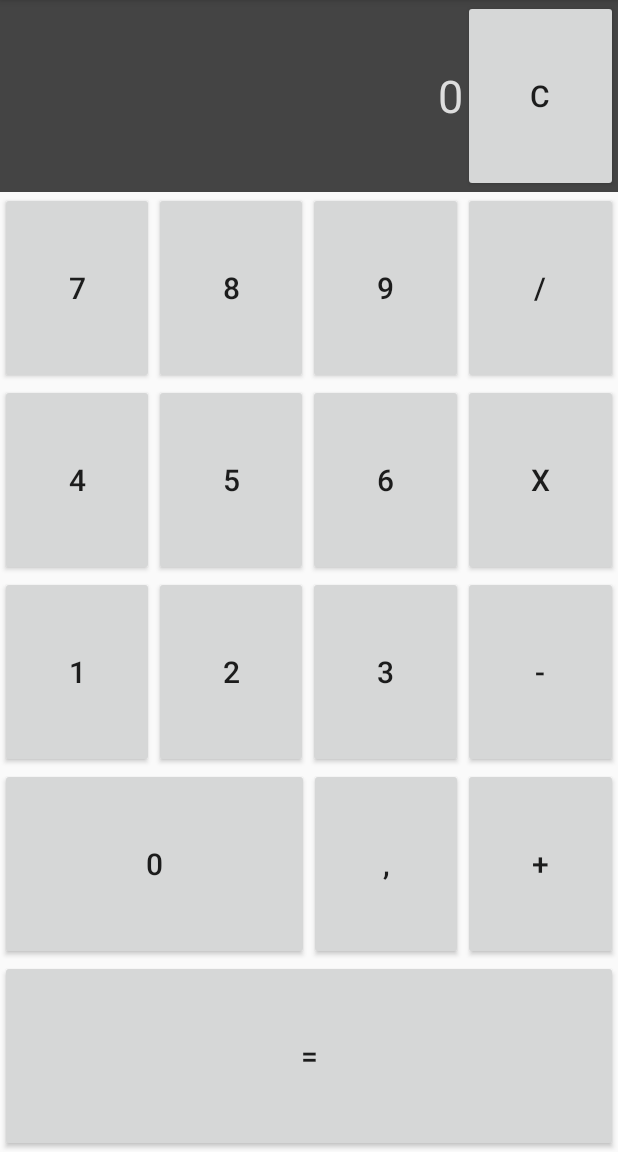
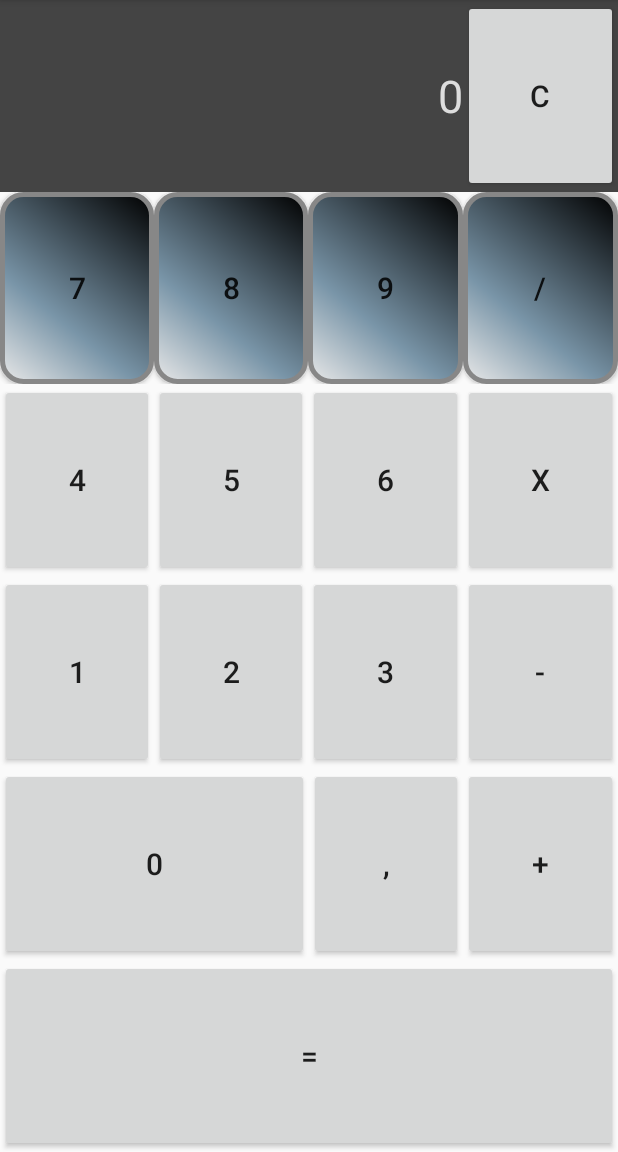
Before and after one commit to LaurentESP/FormationHB_Android_Calculator, an Android app: the screen it shows after launch (MainActivity), after a tap on an icon or button, on a phone screen of 412 x 824 dp, the part 84-1236 px from its top. Run offline under Robolectric (Android 15) with nearby library versions, the phone set to English and light mode, and no system bars.

Commit message:
Calculator Buttons change with drawer buttons

```diff
--- a/app/src/main/java/laurentesp/calculator/Calculator.java
+++ b/app/src/main/java/laurentesp/calculator/Calculator.java
@@ -8,272 +8,24 @@ import android.content.Context;
 
 public class Calculator {
 
-    // The 2 attributes valOperandX are used to keep the value of the operands in case of a change in an activity
-    private static StringBuffer valOperand1 = new StringBuffer("0");
-    private static StringBuffer valOperand2 = new StringBuffer("0");
+    static private Double returnVal = 0d;
+    static private String curOperator = "";
 
-    // The attribute operator is used to keep the value of the operator in case of a change in a activity
-    private static StringBuffer operator = new StringBuffer("");
+    public static Double getReturnVal() {
+        return returnVal;
+    }
 
-    // The attribute curOperand is used to determine during the calculation if the user is entering the first or the second calcOperand
-    private static int curOperand = 0;
+    public static void setReturnVal(Double returnVal) {
+        Calculator.returnVal = returnVal;
+    }
 
-    // This attribute is used to clear the StringBuffer for the display after the choice of an operator as soon as a new calcOperand is written
-    private static boolean showStringIn = true;
+    public static String getCurOperator() {
+        return curOperator;
+    }
 
-    // This attribute is used to determine if an operator is pending
-    private static boolean pendingOperator = false;
-
-    // Attribute used to clear the calculation after an equals if no operator chosen just after the equals
-    private static boolean equalsWaitingForNewOperator = false;
-
-    private static final String errorString = "Error cannot divide by zero";
-
-    private Context calcContext;
-
-//
-//    static String getValOutToShowtoUser(String stringIn, String stringInTextView) {
-//        StringBuffer stringBufOut = new StringBuffer("");
-//        switch (stringIn) {
-//            // The "C" button is used to clear the 2 operands and the operator
-//            case "C":
-//                clearOperator();
-//                stringBufOut.setLength(0);
-//                stringBufOut.append("0");
-//                break;
-//
-//            case "+":
-//                stringBufOut = prepareOperator(stringInTextView, "addFunction");
-//                break;
-//
-//            case "-":
-//                stringBufOut = prepareOperator(stringInTextView, "minusFunction");
-//                break;
-//
-//            case "x":
-//                stringBufOut = prepareOperator(stringInTextView, "multFunction");
-//                break;
-//
-//            case "/":
-//                stringBufOut = prepareOperator(stringInTextView, "divFunction");
-//                break;
-//
-//            case "=":
-//                curOperand = 0;
-//                stringBufOut.setLength(0);
-//                if (valOperand2.length() == 0) {
-//                    //In case of the user clicks on an operator and clicks on equal just after, we have to clone the first calcOperand
-//                    valOperand2 = valOperand1;
-//                }
-//                stringBufOut.append(getResultFromOperatorOnOperands(valOperand1.toString(), valOperand2.toString(), operator.toString()));
-//                valOperand1 = stringBufOut;
-//                equalsWaitingForNewOperator = true;
-//                break;
-//
-//            case ".":
-//                // If there is no character already typed before a point we have to put a 0 before the point
-//                if ((stringInTextView.equals("0")) || (equalsWaitingForNewOperator)) {
-//                    stringBufOut.append("0");
-//                    stringBufOut.append(stringIn);
-//                    equalsWaitingForNewOperator = false;
-//                } else {
-//                    // There can't be two points in a Double
-//                    if (!(stringInTextView.contains("."))) {
-//                        stringBufOut.append(stringInTextView);
-//                        stringBufOut.append(stringIn);
-//                    } else {
-//                        stringBufOut.append(stringInTextView);
-//                    }
-//                }
-//                break;
-//
-//            default:
-//                // The default case is for 0..9 buttons
-//                // Requirement, if a 0 has been entered previously we won't show it
-//                // If flag showStringIn is false, this means that we should not show the stringIn
-//                if ((stringInTextView.equals("0")) || (!(showStringIn)) || (equalsWaitingForNewOperator)) {
-//                    stringBufOut.append(stringIn);
-//                    equalsWaitingForNewOperator = false;
-//                } else {
-//                    stringBufOut.append(stringInTextView);
-//                    stringBufOut.append(stringIn);
-//                }
-//
-//                showStringIn = true;
-//                pendingOperator = false;
-//
-//                if (curOperand == 0) {
-//                    valOperand1 = stringBufOut;
-//                } else {
-//                    valOperand2 = stringBufOut;
-//                }
-//        }
-//
-//        return stringBufOut.toString();
-//    }
-//
-//    static String getLastOperand() {
-//        StringBuffer stringBufOut = new StringBuffer("");
-//        if (curOperand == 0) {
-//            stringBufOut = valOperand1;
-//        } else {
-//            stringBufOut = valOperand2;
-//        }
-//
-//        return stringBufOut.toString();
-//    }
-//
-//    static String getResultFromOperatorOnOperands(String operand1, String operand2, String operator) {
-//        double valOperand1;
-//        double valOperand2;
-//        double valOut = 0;
-//        boolean errorOnOperation = false;
-//        String stringOut;
-//
-//        if ((operand1.equals(errorString)) || (operand2.equals(errorString))) {
-//            errorOnOperation = true;
-//        } else {
-//
-//            if (operand1.length() == 0) {
-//                valOperand1 = 0;
-//            } else {
-//                valOperand1 = Double.valueOf(operand1);
-//            }
-//
-//            if (operand2.length() == 0) {
-//                valOperand2 = 0;
-//            } else {
-//                valOperand2 = Double.valueOf(operand2);
-//            }
-//
-//            switch (operator) {
-//                case "addFunction":
-//                    valOut = valOperand1 + valOperand2;
-//                    break;
-//                case "minusFunction":
-//                    valOut = valOperand1 - valOperand2;
-//                    break;
-//                case "multFunction":
-//                    valOut = valOperand1 * valOperand2;
-//                    break;
-//                case "divFunction":
-//                    if (valOperand2 == 0) {
-//                        errorOnOperation = true;
-//                    } else {
-//                        valOut = valOperand1 / valOperand2;
-//                    }
-//                    break;
-//                default:
-//                    valOut = valOperand1;
-//            }
-//        }
-//
-//        if (errorOnOperation) {
-//            stringOut = errorString;
-//            //stringOut =
-//            //stringOut = calcContext.getString(R.string.error_div_by_zero);
-//        } else {
-//            stringOut = removeFractionalPartFromDoubleIfNotNecessary(valOut);
-//        }
-//        return stringOut;
-//    }
-//
-//
-//
-//
-//    private static StringBuffer prepareOperator(String stringInTextView, String functionName) {
-//        StringBuffer stringBufOut = new StringBuffer("");
-//        // Test if we are already entered the second calcOperand, in this case we have to show the result of the first operation
-//        if ((curOperand == 1) && (!(pendingOperator))) {
-//            stringBufOut.append(getResultFromOperatorOnOperands(valOperand1.toString(), valOperand2.toString(), operator.toString()));
-//            valOperand1 = stringBufOut;
-//        } else {
-//            stringBufOut.append(stringInTextView);
-//        }
-//
-//        // Because we have entered an operator this means that we are entering the second calcOperand
-//        curOperand = 1;
-//
-//        operator.setLength(0);
-//        operator.append(functionName);
-//        pendingOperator = true;
-//
-//        // Put this flag to false will make a reset on the display when the user will enter the next calcOperand
-//        showStringIn = false;
-//        return stringBufOut;
-//    }
-//
-//    private static void clearOperator() {
-//        valOperand1.setLength(0);
-//        valOperand2.setLength(0);
-//        curOperand = 0; // Go Back to first calcOperand
-//    }
-//
-//    static Double calcOperand = null;
-//    static String calcOperator = "";
-//    static boolean equalsAlreadyEntered = false;
-//
-//    public Double operateOrPrepareOperation (Double curOperand, String curOperator){
-//        Double valToReturn = 0d;
-//
-//        if (calcOperand == null){
-//            valToReturn = curOperand;
-//        } else {
-//            valToReturn = this.eq(curOperand);
-//        }
-//
-//        if (!(curOperator.equals("="))){
-//            calcOperator = curOperator;
-//            equalsAlreadyEntered = false;
-//            calcOperand = curOperand;
-//        } else {
-//            if (!equalsAlreadyEntered) {
-//                // We change the value of the Operand from the first equal to be able to have 3 + 4 = 7 if we push new "=" then the result will be 11
-//                calcOperand = curOperand;
-//            }
-//            equalsAlreadyEntered = true;
-//        }
-//
-//
-//
-//        return valToReturn;
-//    }
-//
-//    public Double eq (Double secondOperand){
-//        Double valToReturn = 0d;
-//
-//        switch (calcOperator) {
-//            case "+":
-//                valToReturn = calcOperand + secondOperand;
-//            break;
-//            case "-":
-//                valToReturn = calcOperand - secondOperand;
-//            break;
-//            case "/":
-//                valToReturn = calcOperand / secondOperand;
-//            break;
-//            case "x":
-//                valToReturn = calcOperand * secondOperand;
-//            break;
-//
-//            default:
-//                valToReturn = secondOperand;
-//        }
-//
-//        return valToReturn;
-////    }
-//
-//    public void clearCalc() {
-//        calcOperator = "";
-//        calcOperand = null;
-//    }
-
-    static Double returnVal = 0d;
-    static String curOperator = "";
-
-    /*public Calculator() {
-        clearCalc();
-    } */
+    public static void setCurOperator(String curOperator) {
+        Calculator.curOperator = curOperator;
+    }
 
     public void clearCalc() {
         returnVal = 0d;
--- a/app/src/main/java/laurentesp/calculator/MainActivity.java
+++ b/app/src/main/java/laurentesp/calculator/MainActivity.java
@@ -1,6 +1,7 @@
 package laurentesp.calculator;
 
 import android.graphics.Color;
+import android.graphics.drawable.GradientDrawable;
 import android.support.v4.content.ContextCompat;
 import android.support.v4.widget.DrawerLayout;
 import android.support.v7.app.ActionBarDrawerToggle;
@@ -9,7 +10,10 @@ import android.os.Bundle;
 import android.text.Layout;
 import android.view.View;
 import android.widget.Button;
+import android.widget.LinearLayout;
 import android.widget.TextView;
+
+import java.util.ArrayList;
 
 
 public class MainActivity extends AppCompatActivity implements SimpleCalcFragmentCallBack, View.OnClickListener, ScientFragmentCallBack {
@@ -74,6 +78,9 @@ public class MainActivity extends AppCompatActivity implements SimpleCalcFragmen
     public void onClick(View v) {
         String textViewVal = textView.getText().toString();
         View view = findViewById(R.id.activity_main);
+        GradientDrawable drawable = (GradientDrawable) ContextCompat.getDrawable(getBaseContext(),R.drawable.button_shape);
+        Button button0 = (Button) findViewById(R.id.button_0);
+        Button button1 = (Button) findViewById(R.id.button_1);
 
         String calcStringVal;
         switch (v.getId()){
@@ -90,17 +97,23 @@ public class MainActivity extends AppCompatActivity implements SimpleCalcFragmen
 
             case R.id.button_theme_1:
                 int colorCyan = ContextCompat.getColor(getBaseContext(),R.color.cyan);
+                int colorMagenta2 = ContextCompat.getColor(getBaseContext(),R.color.magenta);
                 view.setBackgroundColor(colorCyan);
+                button0.setBackground(drawable);
+                drawable.setShape(GradientDrawable.OVAL);
                 break;
 
             case R.id.button_theme_2:
                 int colorMagenta = ContextCompat.getColor(getBaseContext(),R.color.magenta);
                 view.setBackgroundColor(colorMagenta);
+                button0.setBackground(button1.getBackground());
+                drawable.setShape(GradientDrawable.RECTANGLE);
                 break;
 
             case R.id.button_theme_3:
                 int colorYellow = ContextCompat.getColor(getBaseContext(),R.color.yellow);
                 view.setBackgroundColor(colorYellow);
+                drawable.setShape(GradientDrawable.LINE);
                 break;
 
             case R.id.button_theme_4:
--- /dev/null
+++ b/app/src/main/res/drawable/button_shape.xml
@@ -0,0 +1,28 @@
+<?xml version="1.0" encoding="utf-8"?>
+<shape xmlns:android="http://schemas.android.com/apk/res/android" android:shape="rectangle" >
+    <corners
+        android:radius="14dp"
+        />
+    <gradient
+        android:angle="45"
+        android:centerX="35%"
+        android:centerColor="#7995A8"
+        android:startColor="#E8E8E8"
+        android:endColor="#000000"
+        android:type="linear"
+        />
+    <padding
+        android:left="0dp"
+        android:top="0dp"
+        android:right="0dp"
+        android:bottom="0dp"
+        />
+    <size
+        android:width="270dp"
+        android:height="60dp"
+        />
+    <stroke
+        android:width="3dp"
+        android:color="#878787"
+        />
+</shape>
--- a/app/src/main/res/layout/fragment_simple_calc.xml
+++ b/app/src/main/res/layout/fragment_simple_calc.xml
@@ -24,6 +24,7 @@
             android:layout_weight="1"
             android:tag="7"
             android:text="7"
+            android:background="@drawable/button_shape"
             />
         <Button
             android:id="@+id/button_8"
@@ -32,6 +33,7 @@
             android:layout_weight="1"
             android:tag="8"
             android:text="8"
+            android:background="@drawable/button_shape"
             />
         <Button
             android:id="@+id/button_9"
@@ -40,6 +42,7 @@
             android:layout_weight="1"
             android:tag="9"
             android:text="9"
+            android:background="@drawable/button_shape"
             />
         <Button
             android:id="@+id/button_Div"
@@ -48,6 +51,7 @@
             android:layout_weight="1"
             android:tag="/"
             android:text="/"
+            android:background="@drawable/button_shape"
             />
     </LinearLayout>
     <LinearLayout xmlns:android="http://schemas.android.com/apk/res/android"
--- a/build.gradle
+++ b/build.gradle
@@ -5,7 +5,7 @@ buildscript {
         jcenter()
     }
     dependencies {
-        classpath 'com.android.tools.build:gradle:2.2.0'
+        classpath 'com.android.tools.build:gradle:2.2.1'
 
         // NOTE: Do not place your application dependencies here; they belong
         // in the individual module build.gradle files
```
Also changed, not shown: app/build.gradle (+81 -1 lines), 2 other files.
